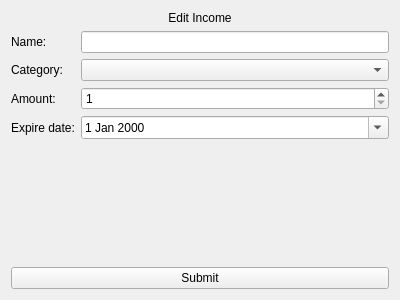
First picture: the form in src/Client/View/MainPage/Income/IncomeEditSubPage/IncomeEditSubPage.ui, repository iodream/Spend-Note, before the edit.
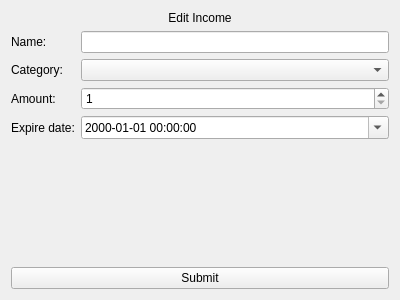
Second picture: the form after the edit. Icons and pictures are not drawn.

Commit message: set all the dates into format yyyy-mm-dd hh:mm:ss as in database

The edit to the form file:
```diff
--- a/src/Client/View/MainPage/Income/IncomeEditSubPage/IncomeEditSubPage.ui
+++ b/src/Client/View/MainPage/Income/IncomeEditSubPage/IncomeEditSubPage.ui
@@ -59,6 +59,9 @@
      </item>
      <item row="3" column="1">
       <widget class="QDateEdit" name="ExpirationDateEdit">
+       <property name="displayFormat">
+        <string>yyyy-MM-dd hh:mm:ss</string>
+       </property>
        <property name="calendarPopup">
         <bool>true</bool>
        </property>
```
The commit also changes 7 other files.
